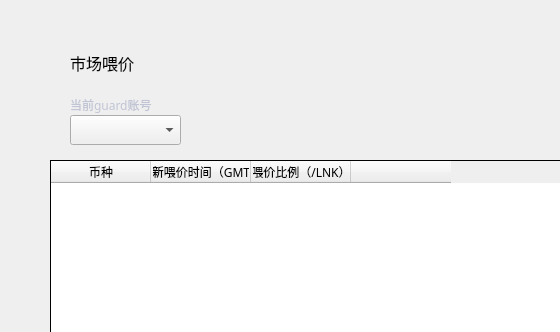
The window that LNKWallet/guard/FeedPricePage.ui (HcashOrg/hx-indicator) describes before a commit, drawn with Qt 5; both pictures show x 0 to 560 and y 0 to 332 of the 770 by 530 pixel window.
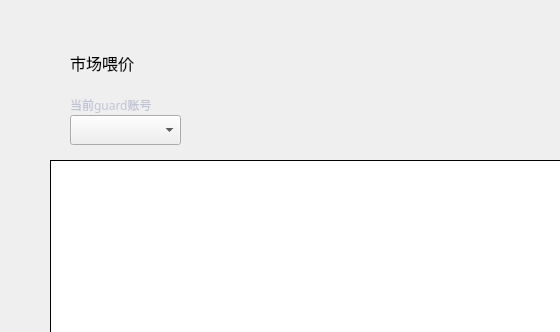
The same window after the commit.

```diff
--- a/LNKWallet/guard/FeedPricePage.ui
+++ b/LNKWallet/guard/FeedPricePage.ui
@@ -65,7 +65,7 @@
     <enum>Qt::SolidLine</enum>
    </property>
    <attribute name="horizontalHeaderVisible">
-    <bool>true</bool>
+    <bool>false</bool>
    </attribute>
    <attribute name="horizontalHeaderCascadingSectionResizes">
     <bool>false</bool>
```
